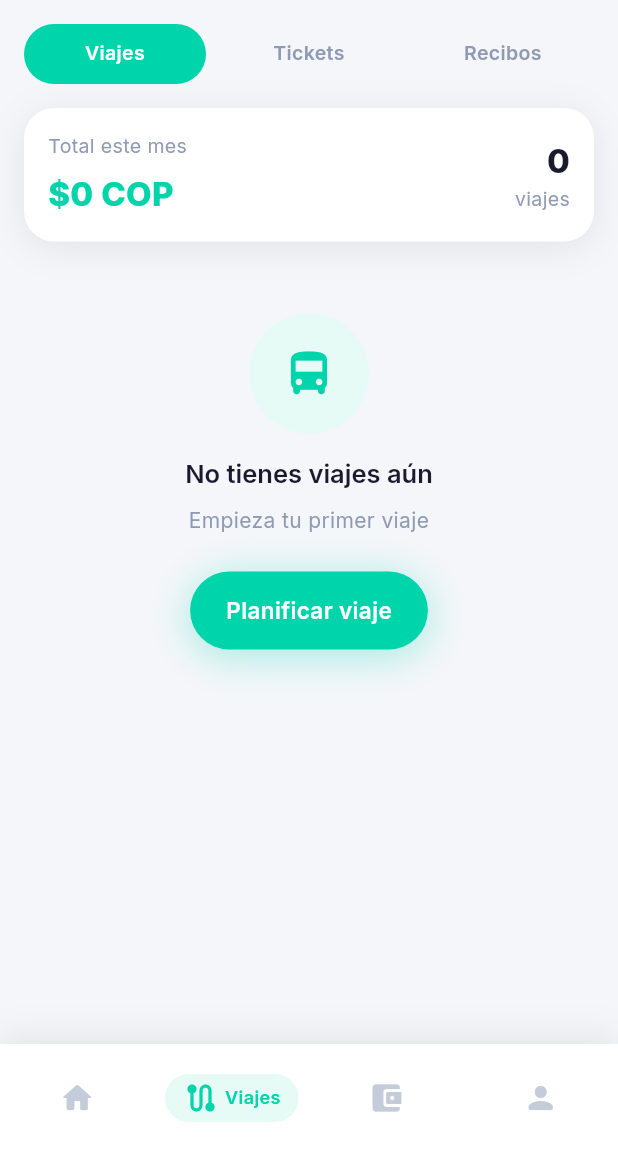
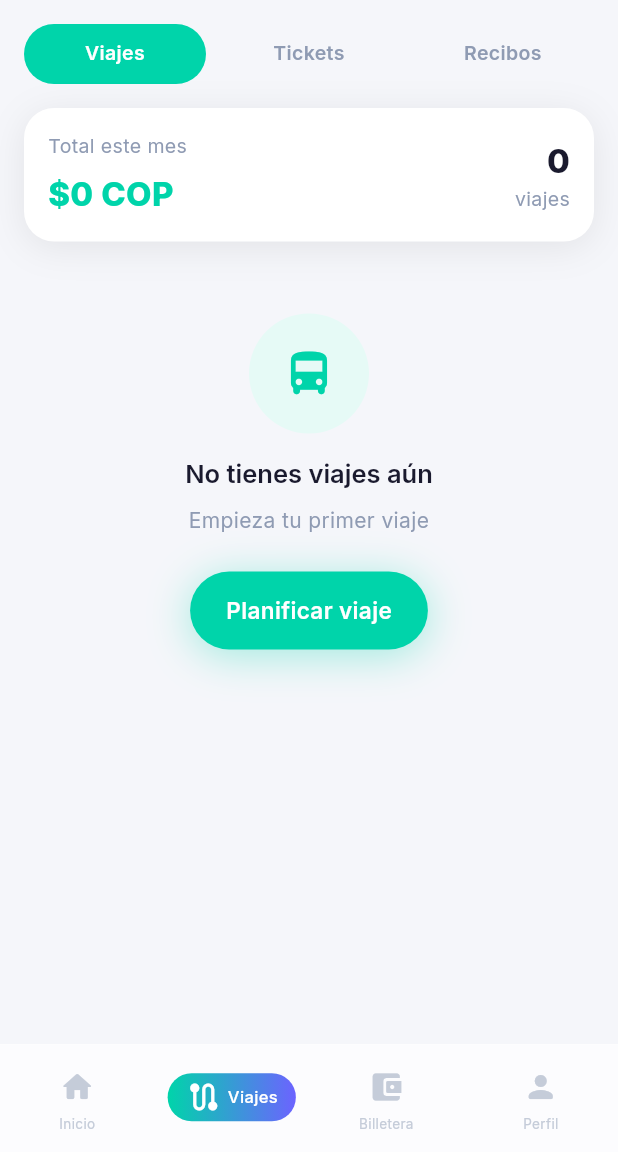
Before and after one commit to LaszloSM/gosmart, a Flutter app: the HistoryScreen screen opened by its route, on a phone screen of 412 x 824 dp, the part 84-1236 px from its top. Run offline on Flutter 3.47's test engine with Material 3 defaults, Android fonts, the light colour scheme and no system bars; our stand-ins replace flutter_dotenv, flutter_map, flutter_riverpod, go_router, google_fonts, latlong2 and 1 more; missing offline and left inert: flutter_stripe; accounts and stored records are empty; network calls fail.

Commit message:
feat(nav): glass bottom nav with gradient pill and persistent labels

```diff
--- a/lib/widgets/gs_bottom_nav.dart
+++ b/lib/widgets/gs_bottom_nav.dart
@@ -1,9 +1,12 @@
+import 'dart:ui';
+
 import 'package:flutter/material.dart';
+
 import '../theme/design_tokens.dart';
 
-/// Pill-style bottom navigation bar.
-/// Active tab: icon + label inside an accent-tinted pill.
-/// Inactive tabs: icon only, muted color.
+/// Glass bottom navigation bar.
+/// Active tab: gradient pill (teal→violet) with icon + label.
+/// Inactive tabs: icon + label (9sp, muted).
 class GSBottomNav extends StatelessWidget {
   const GSBottomNav({
     super.key,
@@ -23,17 +26,22 @@ class GSBottomNav extends StatelessWidget {
 
   @override
   Widget build(BuildContext context) {
-    return Container(
+    return ClipRect(
+      child: BackdropFilter(
+        filter: ImageFilter.blur(
+          sigmaX: GSGlass.blur,
+          sigmaY: GSGlass.blur,
+        ),
+        child: Container(
           height: GSSize.bottomNav + MediaQuery.of(context).padding.bottom,
           decoration: BoxDecoration(
-        color: GSColors.surface,
-        boxShadow: [
-          BoxShadow(
-            color: Colors.black.withValues(alpha: 0.08),
-            blurRadius: 20,
-            offset: const Offset(0, -4),
+            color: GSColors.surface.withValues(alpha: GSGlass.backgroundOpacity),
+            border: Border(
+              top: BorderSide(
+                color: Colors.white.withValues(alpha: GSGlass.borderOpacity),
+                width: GSGlass.borderWidth,
               ),
-        ],
+            ),
           ),
           child: SafeArea(
             top: false,
@@ -45,6 +53,8 @@ class GSBottomNav extends StatelessWidget {
                     item: _items[index],
                     isActive: currentIndex == index,
                     onTap: () => onTap(index),
+                  ),
+                ),
               ),
             ),
           ),
@@ -74,36 +84,52 @@ class _NavTile extends StatelessWidget {
         mainAxisAlignment: MainAxisAlignment.center,
         children: [
           AnimatedContainer(
-            duration: GSDuration.normal,
+            duration: GSAnimDuration.pillSlide,
             curve: Curves.easeInOut,
             padding: EdgeInsets.symmetric(
               horizontal: isActive ? GSSpacing.s3 : GSSpacing.s2,
               vertical: GSSpacing.s1,
             ),
-            decoration: BoxDecoration(
-              color: isActive ? GSColors.accentLight : Colors.transparent,
+            decoration: isActive
+                ? BoxDecoration(
                     borderRadius: BorderRadius.circular(GSRadius.full),
+                    gradient: LinearGradient(
+                      colors: GSGradient.accentPill,
+                      begin: Alignment.centerLeft,
+                      end: Alignment.centerRight,
                     ),
+                  )
+                : const BoxDecoration(),
             child: Row(
               mainAxisSize: MainAxisSize.min,
               children: [
                 Icon(
                   item.icon,
                   size: GSSize.iconLg,
-                  color: isActive ? GSColors.accent : GSColors.textDisabled,
+                  color: isActive ? Colors.white : GSColors.textDisabled,
                 ),
                 if (isActive) ...[
                   const SizedBox(width: GSSpacing.s1),
                   Text(
                     item.label,
                     style: const TextStyle(
-                      fontSize: 12,
-                      fontWeight: FontWeight.w600,
-                      color: GSColors.accent,
+                      fontSize: 11,
+                      fontWeight: FontWeight.w500,
+                      color: Colors.white,
                     ),
                   ),
                 ],
               ],
+            ),
+          ),
+          const SizedBox(height: 2),
+          if (!isActive)
+            Text(
+              item.label,
+              style: const TextStyle(
+                fontSize: 9,
+                fontWeight: FontWeight.w400,
+                color: GSColors.textDisabled,
               ),
             ),
         ],
```
Lines whose indentation alone changed are shown as unchanged.
